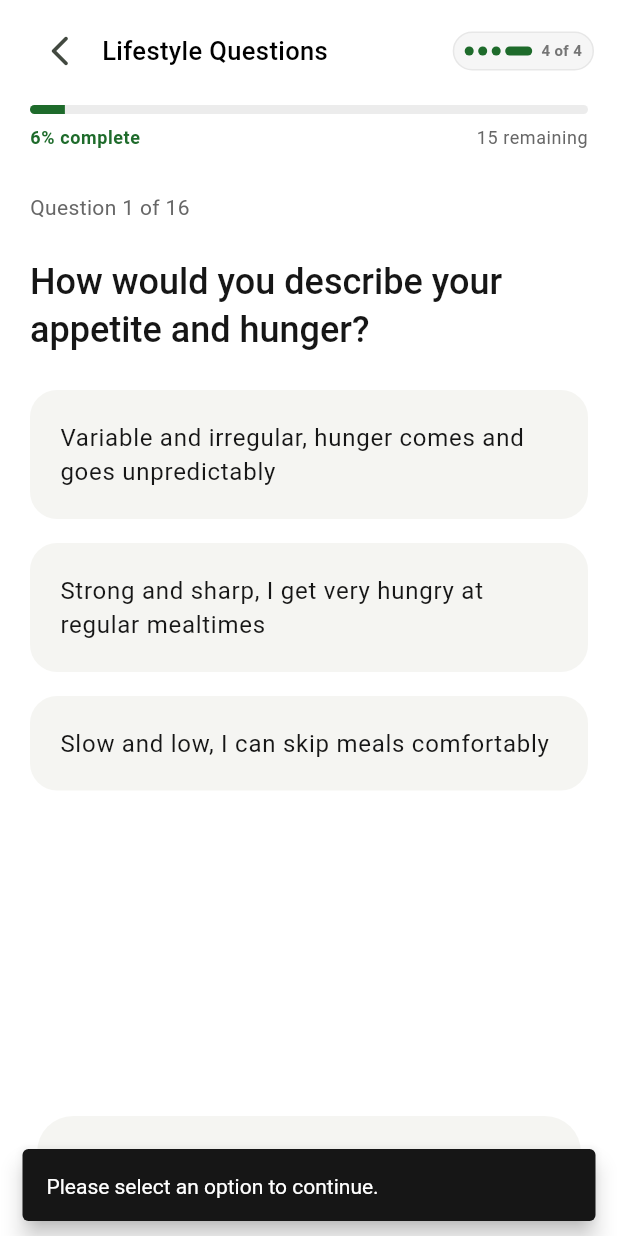
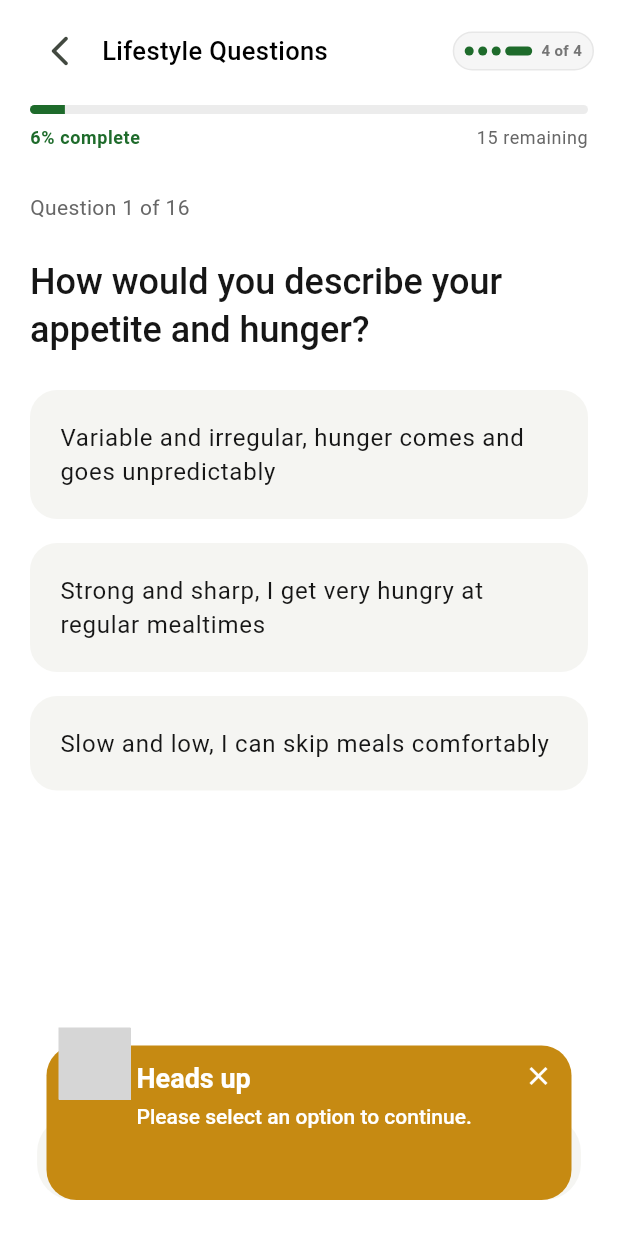
Before and after one commit to Rajveer0555/iprakriti_original, a Flutter app: the QuestionnaireScreen screen opened directly, after a tap on "Next", on a phone screen of 412 x 824 dp. Run offline on Flutter 3.47's test engine with Material 3 defaults, Android fonts, the phone set to English and light mode, and no system bars; drawn by our look-alikes of awesome_snackbar_content; our stand-ins replace camera, flutter_riverpod, image_picker, open_filex, pdf, shared_preferences and 1 more; missing offline and left inert: google_mlkit_face_detection; accounts and stored records are empty; network calls fail; project files that could hold a hidden picture were left out; grey boxes are pictures that could not be loaded.

Commit message:
minor bug solves and snackbar package installed

```diff
--- /dev/null
+++ b/lib/core/app_snackbar.dart
@@ -0,0 +1,73 @@
+import 'package:awesome_snackbar_content/awesome_snackbar_content.dart';
+import 'package:flutter/material.dart';
+
+import 'theme.dart';
+
+enum AppSnackBarTone { success, error, warning, info }
+
+void showAppSnackBar(
+  BuildContext context, {
+  required String message,
+  AppSnackBarTone tone = AppSnackBarTone.info,
+  String? title,
+}) {
+  final messenger = ScaffoldMessenger.of(context);
+  messenger.hideCurrentSnackBar();
+
+  final config = _snackBarConfig(tone);
+  messenger.showSnackBar(
+    SnackBar(
+      elevation: 0,
+      behavior: SnackBarBehavior.floating,
+      backgroundColor: Colors.transparent,
+      content: AwesomeSnackbarContent(
+        title: title ?? config.title,
+        message: message,
+        contentType: config.contentType,
+        color: config.color,
+        titleTextStyle: const TextStyle(
+          fontSize: 18,
+          fontWeight: FontWeight.w700,
+          color: Colors.white,
+        ),
+        messageTextStyle: const TextStyle(
+          fontSize: 14,
+          height: 1.35,
+          fontWeight: FontWeight.w500,
+          color: Colors.white,
+        ),
+      ),
+    ),
+  );
+}
+
+({String title, ContentType contentType, Color color}) _snackBarConfig(
+  AppSnackBarTone tone,
+) {
+  switch (tone) {
+    case AppSnackBarTone.success:
+      return (
+        title: 'Success',
+        contentType: ContentType.success,
+        color: AppColors.primary,
+      );
+    case AppSnackBarTone.error:
+      return (
+        title: 'Something went wrong',
+        contentType: ContentType.failure,
+        color: AppColors.error,
+      );
+    case AppSnackBarTone.warning:
+      return (
+        title: 'Heads up',
+        contentType: ContentType.warning,
+        color: const Color(0xFFC68A12),
+      );
+    case AppSnackBarTone.info:
+      return (
+        title: 'Notice',
+        contentType: ContentType.help,
+        color: AppColors.primaryDark,
+      );
+  }
+}
--- a/lib/screens/questionnaire_screen.dart
+++ b/lib/screens/questionnaire_screen.dart
@@ -1,6 +1,7 @@
 import 'package:flutter/material.dart';
 import 'package:flutter_riverpod/flutter_riverpod.dart';
 
+import '../core/app_snackbar.dart';
 import '../core/theme.dart';
 import '../models/question_model.dart';
 import '../providers/auth_provider.dart';
@@ -26,8 +27,10 @@ class _QuestionnaireScreenState extends ConsumerState<QuestionnaireScreen> {
     final hasSelection = state.selectedOptionIndex != null;
 
     if (!hasSelection) {
-      ScaffoldMessenger.of(context).showSnackBar(
-        const SnackBar(content: Text('Please select an option to continue.')),
+      showAppSnackBar(
+        context,
+        message: 'Please select an option to continue.',
+        tone: AppSnackBarTone.warning,
       );
       return;
     }
@@ -64,8 +67,10 @@ class _QuestionnaireScreenState extends ConsumerState<QuestionnaireScreen> {
         ),
       );
     } catch (error) {
-      ScaffoldMessenger.of(context).showSnackBar(
-        SnackBar(content: Text(error.toString())),
+      showAppSnackBar(
+        context,
+        message: error.toString(),
+        tone: AppSnackBarTone.error,
       );
     } finally {
       if (mounted) {
--- a/pubspec.yaml
+++ b/pubspec.yaml
@@ -28,6 +28,7 @@ environment:
 # the latest version available on pub.dev. To see which dependencies have newer
 # versions available, run `flutter pub outdated`.
 dependencies:
+  awesome_snackbar_content: ^0.1.6
   camera: ^0.11.2+1
   cloud_firestore: ^6.3.0
   cupertino_icons: ^1.0.8
@@ -35,6 +36,7 @@ dependencies:
   firebase_core: ^4.7.0
   flutter:
     sdk: flutter
+  flutter_dotenv: ^5.1.0
   flutter_riverpod: ^2.6.1
   google_mlkit_face_detection: ^0.12.0
   google_sign_in: ^6.3.0
@@ -72,6 +74,7 @@ flutter:
   uses-material-design: true
   # To add assets to your application, add an assets section, like this:
   assets:
+    - .env
     - assets/splash_bg.png
     - assets/login_screen.png
     - assets/google.png
```
Also changed, not shown: lib/screens/dashboard_screen.dart (+15 -6 lines), lib/screens/edit_profile_screen.dart (+10 -5 lines), lib/screens/face_feature_screen.dart (+5 -2 lines), lib/screens/face_scan_screen.dart (+110 -100 lines), lib/screens/history_screen.dart (+23 -1 lines), lib/screens/home_screen.dart (+12 -3 lines), lib/screens/informative_screen.dart (+6 -3 lines), lib/screens/login_screen.dart (+12 -12 lines), lib/screens/share_report_screen.dart (+19 -18 lines), pubspec.lock, 1 other file.
